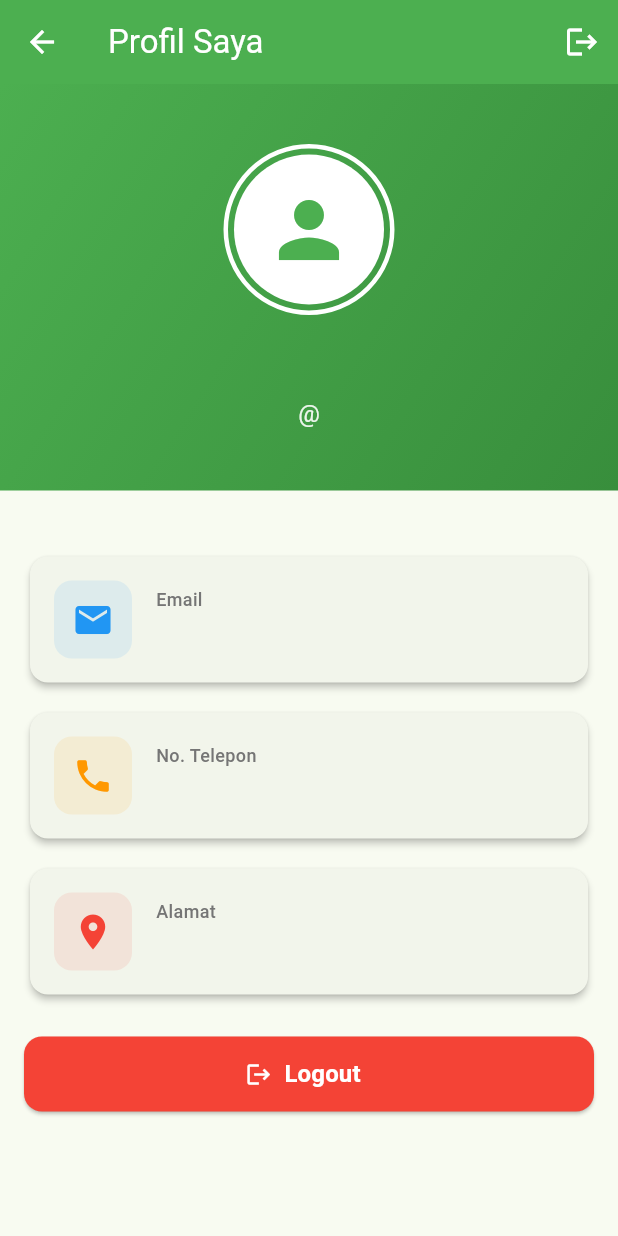
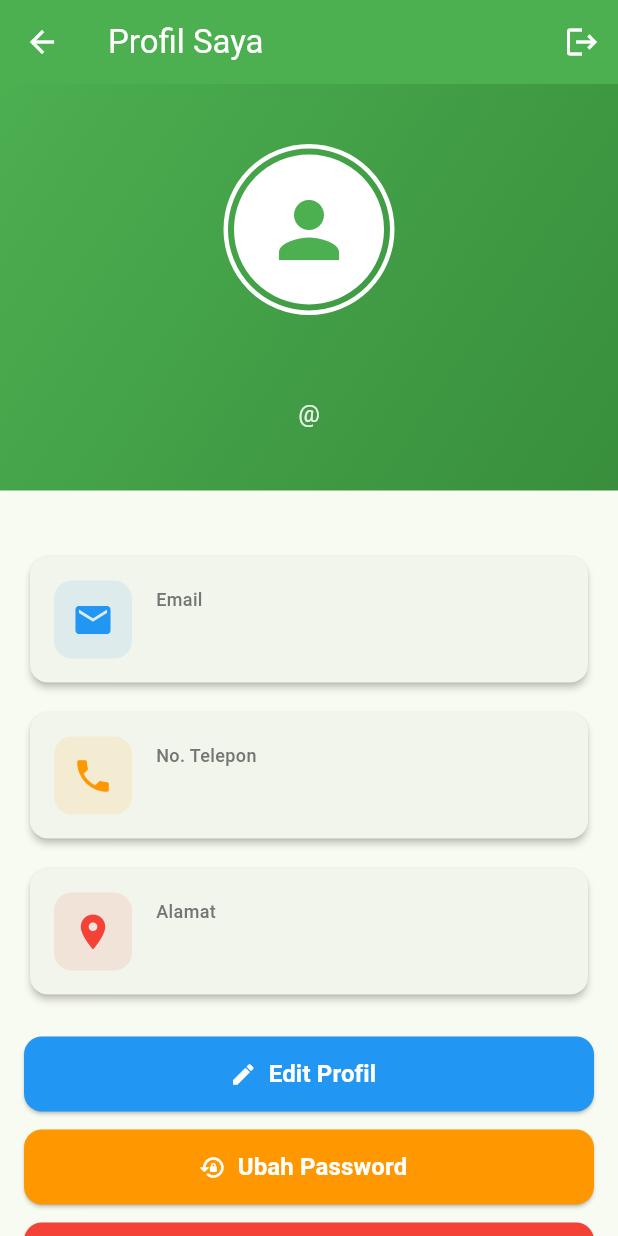
Before and after one commit to RagilCahyadi/utspam_d_if5b_0034, a Flutter app: the ProfilePage screen opened directly with empty values, on a phone screen of 412 x 824 dp. Run offline on Flutter 3.47's test engine with Material 3 defaults, Android fonts, the phone set to English and light mode, and no system bars; our stand-ins replace image_picker, sqflite; accounts and stored records are empty.

Commit message:
Add Edit Profile and Change Password buttons to Profile Page

```diff
--- a/lib/presentation/profile_page.dart
+++ b/lib/presentation/profile_page.dart
@@ -1,7 +1,11 @@
+// ignore_for_file: deprecated_member_use
+
 import 'package:flutter/material.dart';
 import '../data/db/user_dao.dart';
 import '../data/models/user_model.dart';
 import 'login_page.dart';
+import 'edit_profile_page.dart';
+import 'change_password_page.dart';
 
 class ProfilePage extends StatefulWidget {
   final String username;
@@ -218,6 +222,66 @@ class _ProfilePageState extends State<ProfilePage> {
             color: Colors.red,
           ),
           SizedBox(height: 24),
+          // Edit Profile Button
+          SizedBox(
+            width: double.infinity,
+            height: 50,
+            child: ElevatedButton.icon(
+              onPressed: () async {
+                final result = await Navigator.push(
+                  context,
+                  MaterialPageRoute(
+                    builder: (context) => EditProfilePage(user: _user!),
+                  ),
+                );
+                if (result == true) {
+                  _loadUserData(); // Reload data after edit
+                }
+              },
+              icon: Icon(Icons.edit),
+              label: Text(
+                'Edit Profil',
+                style: TextStyle(fontSize: 16, fontWeight: FontWeight.bold),
+              ),
+              style: ElevatedButton.styleFrom(
+                backgroundColor: Colors.blue,
+                foregroundColor: Colors.white,
+                shape: RoundedRectangleBorder(
+                  borderRadius: BorderRadius.circular(12),
+                ),
+              ),
+            ),
+          ),
+          SizedBox(height: 12),
+          // Change Password Button
+          SizedBox(
+            width: double.infinity,
+            height: 50,
+            child: ElevatedButton.icon(
+              onPressed: () {
+                Navigator.push(
+                  context,
+                  MaterialPageRoute(
+                    builder: (context) => ChangePasswordPage(user: _user!),
+                  ),
+                );
+              },
+              icon: Icon(Icons.lock_reset),
+              label: Text(
+                'Ubah Password',
+                style: TextStyle(fontSize: 16, fontWeight: FontWeight.bold),
+              ),
+              style: ElevatedButton.styleFrom(
+                backgroundColor: Colors.orange,
+                foregroundColor: Colors.white,
+                shape: RoundedRectangleBorder(
+                  borderRadius: BorderRadius.circular(12),
+                ),
+              ),
+            ),
+          ),
+          SizedBox(height: 12),
+          // Logout Button
           SizedBox(
             width: double.infinity,
             height: 50,
```
